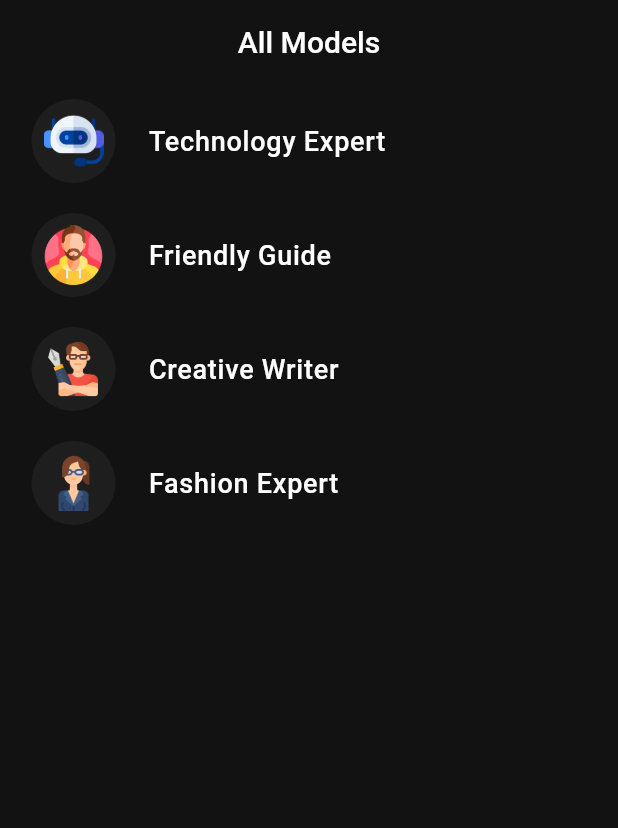
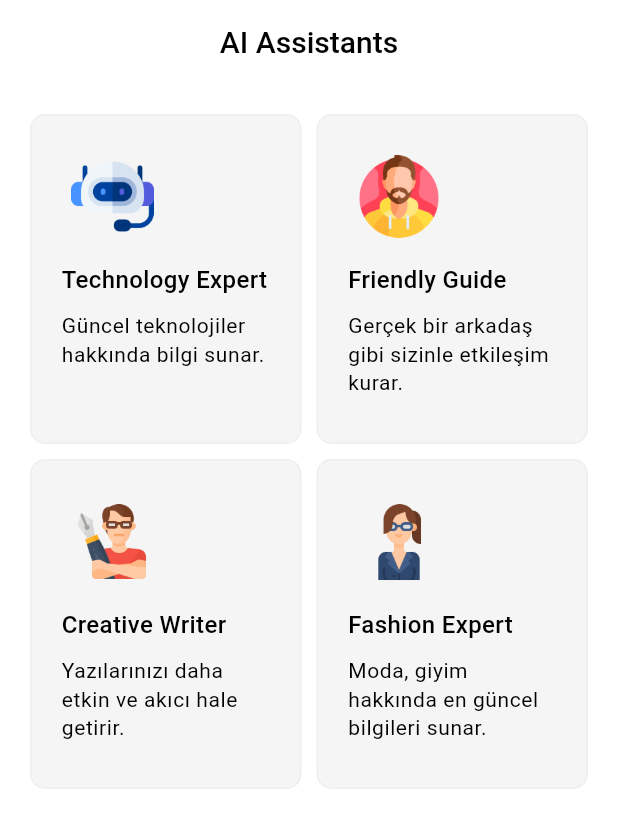
Before and after one commit to Emir1719/Chatbot, a Flutter app: the screen it shows after launch, on a phone screen of 412 x 824 dp. Shown: the top 828 px of the screen. Run offline on Flutter 3.47's test engine with Material 3 defaults, Android fonts, the phone set to English and light mode, and no system bars; our stand-ins replace bloc, chat_bubbles, cookie_jar, dio, dio_cookie_manager, equatable and 4 more.

Commit message:
arayüz güncellendi, tema kayıt edildi, uyg logosu değişti

```diff
--- a/lib/config/service_locator.dart
+++ b/lib/config/service_locator.dart
@@ -3,20 +3,25 @@ import 'package:chatbot/features/chat/presentation/bloc/chat_bloc.dart';
 import 'package:chatbot/features/chat/presentation/bloc/conversation/conversation_bloc.dart';
 import 'package:chatbot/features/chat/presentation/bloc/message_cubit/message_cubit.dart';
 import 'package:chatbot/features/models/presentation/bloc/models_bloc.dart';
+import 'package:chatbot/features/theme/data/theme_storage.dart';
 import 'package:chatbot/features/theme/presentation/cubit/theme_cubit.dart';
 import 'package:dio/dio.dart';
 import 'package:get_it/get_it.dart';
+import 'package:shared_preferences/shared_preferences.dart';
 
 final GetIt getIt = GetIt.instance;
 
-void setupLocator() {
+Future setupLocator() async {
   getIt.registerLazySingleton<ChatService>(() => ChatService(
         Dio(BaseOptions(baseUrl: "http://10.0.2.2:5000/chat/")),
       ));
 
+  SharedPreferences pref = await SharedPreferences.getInstance();
+  getIt.registerLazySingleton<ThemeStorage>(() => ThemeStorage(pref));
+
   getIt.registerLazySingleton<ConversationBloc>(() => ConversationBloc());
   getIt.registerLazySingleton<ChatBloc>(() => ChatBloc(getIt<ConversationBloc>()));
   getIt.registerLazySingleton<MessageCubit>(() => MessageCubit());
-  getIt.registerLazySingleton<ThemeCubit>(() => ThemeCubit());
+  getIt.registerLazySingleton<ThemeCubit>(() => ThemeCubit(getIt<ThemeStorage>()));
   getIt.registerLazySingleton<ModelsBloc>(() => ModelsBloc());
 }
--- a/lib/features/chat/presentation/widgets/chat/conv_starter.dart
+++ b/lib/features/chat/presentation/widgets/chat/conv_starter.dart
@@ -15,7 +15,7 @@ class ConvStarter extends StatelessWidget {
       },
       child: Container(
         width: context.width(0.9),
-        padding: EdgeInsets.all(10),
+        padding: EdgeInsets.symmetric(vertical: 15, horizontal: 10),
         decoration: BoxDecoration(
           color: context.color.primaryContainer,
           borderRadius: BorderRadius.all(Radius.circular(15)),
@@ -24,7 +24,7 @@ class ConvStarter extends StatelessWidget {
           message,
           textAlign: TextAlign.center,
           style: context.text.bodyMedium,
-          maxLines: 2,
+          maxLines: 3,
         ),
       ),
     );
--- a/lib/features/models/data/models/chatbots.dart
+++ b/lib/features/models/data/models/chatbots.dart
@@ -1,19 +1,19 @@
 enum Chatbots {
-  technologyExpert("technology_expert", null, [
+  technologyExpert("technology_expert", null, "Güncel teknolojiler hakkında bilgi sunar.", [
     "İşlemcinin temel görevi nedir?",
     "DDR5 RAM'in DDR4'e göre avantajı nedir?",
     "Laptop soğutucuları ne kadar faydalı?"
   ]),
-  friendlyGuide("friendly_guide", null, [
+  friendlyGuide("friendly_guide", null, "Gerçek bir arkadaş gibi sizinle etkileşim kurar.", [
     "Arkadaşım! Bugün futbol hakkında konuşalım mı?",
     "Sana bir sır versem tutar mısın?",
     "Lisedeki anılarımdan bahsetmek istiyorum."
   ]),
-  creativeWriter("creative_writer", null, [
+  creativeWriter("creative_writer", null, "Yazılarınızı daha etkin ve akıcı hale getirir.", [
     "Yazacağım metni daha akıcı hale getir.",
     "Polisiye konusunda bir hikaye yaz.",
   ]),
-  girlFriend("girl_friend", "Fashion Expert", [
+  girlFriend("girl_friend", "Fashion Expert", "Moda, giyim hakkında en güncel bilgileri sunar.", [
     "En popüler giysi markası nedir?",
     "Sarı bir kazağın altına ne iyi gider?",
     "Resmi yerlerde hangi tür giysiler giyilmelidir?"
@@ -21,7 +21,8 @@ enum Chatbots {
 
   final String modelName;
   final String? displayName;
+  final String description;
   final List<String> starters;
 
-  const Chatbots(this.modelName, this.displayName, this.starters);
+  const Chatbots(this.modelName, this.displayName, this.description, this.starters);
 }
--- a/lib/features/models/presentation/pages/models_view.dart
+++ b/lib/features/models/presentation/pages/models_view.dart
@@ -1,10 +1,6 @@
-import 'package:chatbot/features/chat/presentation/pages/chat/chat_view.dart';
 import 'package:chatbot/features/models/data/models/chatbots.dart';
-import 'package:chatbot/features/models/domain/extensions/model_extension.dart';
-import 'package:chatbot/features/models/presentation/bloc/models_bloc.dart';
-import 'package:chatbot/features/models/presentation/widgets/model_image.dart';
+import 'package:chatbot/features/models/presentation/widgets/model_list_item.dart';
 import 'package:flutter/material.dart';
-import 'package:flutter_bloc/flutter_bloc.dart';
 
 class ModelsView extends StatelessWidget {
   const ModelsView({super.key});
@@ -14,24 +10,20 @@ class ModelsView extends StatelessWidget {
     final models = Chatbots.values;
 
     return Scaffold(
-      appBar: AppBar(title: const Text('All Models')),
-      body: ListView.builder(
+      appBar: AppBar(title: const Text('AI Assistants')),
+      body: GridView.builder(
         itemCount: models.length,
+        padding: EdgeInsets.all(20),
+        gridDelegate: SliverGridDelegateWithFixedCrossAxisCount(
+          crossAxisCount: 2,
+          crossAxisSpacing: 10,
+          mainAxisExtent: 220,
+          mainAxisSpacing: 10,
+        ),
         itemBuilder: (context, index) {
           var model = models[index];
 
-          return ListTile(
-            onTap: () {
-              context.read<ModelsBloc>().add(SelectModelEvent(model: model));
-
-              Navigator.of(context).push(
-                MaterialPageRoute(builder: (context) => ChatView()),
-              );
-            },
-            leading: ModelImage(model: model),
-            contentPadding: EdgeInsets.symmetric(vertical: 10, horizontal: 15),
-            title: Text(model.displayName ?? model.toName()),
-          );
+          return ModelListItem(model: model);
         },
       ),
     );
--- a/lib/features/models/presentation/widgets/model_image.dart
+++ b/lib/features/models/presentation/widgets/model_image.dart
@@ -12,10 +12,7 @@ class ModelImage extends StatelessWidget {
     return CircleAvatar(
       backgroundColor: context.color.primaryContainer,
       radius: 34,
-      child: Padding(
-        padding: const EdgeInsets.all(8.0),
-        child: Image.asset(model.toPath(), fit: BoxFit.contain),
-      ),
+      child: Image.asset(model.toPath(), fit: BoxFit.contain, height: 55),
     );
   }
 }
--- /dev/null
+++ b/lib/features/models/presentation/widgets/model_list_item.dart
@@ -0,0 +1,50 @@
+import 'package:chatbot/features/chat/presentation/pages/chat/chat_view.dart';
+import 'package:chatbot/features/models/data/models/chatbots.dart';
+import 'package:chatbot/features/models/domain/extensions/model_extension.dart';
+import 'package:chatbot/features/models/presentation/bloc/models_bloc.dart';
+import 'package:chatbot/features/models/presentation/widgets/model_image.dart';
+import 'package:chatbot/util/extensions/context_extension.dart';
+import 'package:flutter/material.dart';
+import 'package:flutter_bloc/flutter_bloc.dart';
+
+class ModelListItem extends StatelessWidget {
+  const ModelListItem({super.key, required this.model});
+  final Chatbots model;
+
+  @override
+  Widget build(BuildContext context) {
+    return GestureDetector(
+      onTap: () {
+        context.read<ModelsBloc>().add(SelectModelEvent(model: model));
+
+        Navigator.of(context).push(
+          MaterialPageRoute(builder: (context) => ChatView()),
+        );
+      },
+      child: Container(
+        decoration: BoxDecoration(
+          color: context.color.primaryContainer,
+          borderRadius: BorderRadius.circular(10),
+          border: Border.all(color: context.color.onPrimaryContainer, width: 1),
+        ),
+        padding: EdgeInsets.all(20),
+        child: Column(
+          mainAxisAlignment: MainAxisAlignment.start,
+          crossAxisAlignment: CrossAxisAlignment.start,
+          children: [
+            ModelImage(model: model),
+            SizedBox(height: 10),
+            Text(
+              model.displayName ?? model.toName(),
+              style: context.text.bodyMedium!.copyWith(
+                fontWeight: FontWeight.w500,
+              ),
+            ),
+            SizedBox(height: 10),
+            Text(model.description, style: context.text.bodySmall, maxLines: 4),
+          ],
+        ),
+      ),
+    );
+  }
+}
--- /dev/null
+++ b/lib/features/theme/data/theme_storage.dart
@@ -0,0 +1,24 @@
+import 'package:shared_preferences/shared_preferences.dart';
+
+class ThemeStorage {
+  final SharedPreferences prefs;
+  final String _themeModeKey = "themeModeKey";
+
+  ThemeStorage(this.prefs);
+
+  Future<void> setThemeMode(bool isDark) async {
+    try {
+      await prefs.setBool(_themeModeKey, isDark);
+    } catch (e) {
+      rethrow;
+    }
+  }
+
+  bool getThemeMode() {
+    try {
+      return prefs.getBool(_themeModeKey) ?? true;
+    } catch (e) {
+      rethrow;
+    }
+  }
+}
--- a/lib/features/theme/presentation/cubit/theme_cubit.dart
+++ b/lib/features/theme/presentation/cubit/theme_cubit.dart
@@ -1,14 +1,21 @@
 import 'package:bloc/bloc.dart';
+import 'package:chatbot/features/theme/data/theme_storage.dart';
 import 'package:equatable/equatable.dart';
 import 'package:flutter/material.dart';
 
 part 'theme_state.dart';
 
 class ThemeCubit extends Cubit<ThemeState> {
-  ThemeCubit() : super(ThemeState(mode: ThemeMode.dark));
+  final ThemeStorage _themeStorage;
+
+  ThemeCubit(this._themeStorage)
+      : super(
+          ThemeState(mode: _themeStorage.getThemeMode() ? ThemeMode.light : ThemeMode.dark),
+        );
 
   void change() {
     final newMode = isDark() ? ThemeMode.light : ThemeMode.dark;
+    _themeStorage.setThemeMode(isDark());
     emit(ThemeState(mode: newMode));
   }
 
--- a/lib/main.dart
+++ b/lib/main.dart
@@ -10,8 +10,9 @@ import 'package:chatbot/util/app_theme.dart';
 import 'package:flutter/material.dart';
 import 'package:flutter_bloc/flutter_bloc.dart';
 
-void main() {
-  setupLocator();
+void main() async {
+  WidgetsFlutterBinding.ensureInitialized();
+  await setupLocator();
   runApp(const MainApp());
 }
 
--- a/lib/util/app_color_scheme.dart
+++ b/lib/util/app_color_scheme.dart
@@ -13,6 +13,7 @@ final class AppColorScheme {
         secondary: Colors.blue,
         shadow: Colors.grey,
         primaryContainer: Colors.grey.shade100,
+        onPrimaryContainer: Colors.grey.shade200,
         error: Colors.red,
       );
 
@@ -23,6 +24,7 @@ final class AppColorScheme {
         secondary: Color.fromARGB(255, 147, 221, 255),
         shadow: Colors.grey,
         primaryContainer: Color(0xFF1E1E1E),
+        onPrimaryContainer: Color.fromARGB(255, 60, 60, 60),
         error: Color.fromARGB(255, 255, 42, 27),
       );
 }
--- a/lib/util/app_theme.dart
+++ b/lib/util/app_theme.dart
@@ -1,4 +1,5 @@
 import 'package:flutter/material.dart';
+import 'package:flutter/services.dart';
 
 /// Singleton deseni uygulanmış tema sınıfı
 final class AppTheme {
@@ -27,10 +28,18 @@ final class AppTheme {
   }
 
   static AppBarTheme _appBarTheme(ColorScheme colorScheme, TextTheme textTheme) {
+    final isLight = colorScheme.onPrimary == Colors.white;
+
     return AppBarTheme(
       backgroundColor: colorScheme.surface,
       titleTextStyle: textTheme.titleLarge,
       centerTitle: true,
+      systemOverlayStyle: SystemUiOverlayStyle(
+        statusBarColor: colorScheme.surface,
+        systemNavigationBarColor: colorScheme.primaryContainer,
+        systemNavigationBarIconBrightness: isLight ? Brightness.dark : Brightness.light,
+        statusBarIconBrightness: isLight ? Brightness.dark : Brightness.light,
+      ),
     );
   }
 
--- a/pubspec.yaml
+++ b/pubspec.yaml
@@ -12,13 +12,13 @@ dependencies:
   flutter:
     sdk: flutter
   flutter_bloc: ^8.1.6
-  http: ^1.2.2
   chat_bubbles: ^1.6.0
   dio: ^5.7.0
   image_picker: ^1.1.2
   get_it: ^8.0.2
   dio_cookie_manager: ^3.1.1
   cookie_jar: ^4.0.8
+  shared_preferences: ^2.3.3
 
 dev_dependencies:
   flutter_test:
```
Also changed, not shown: pubspec.lock, 7 other files.
